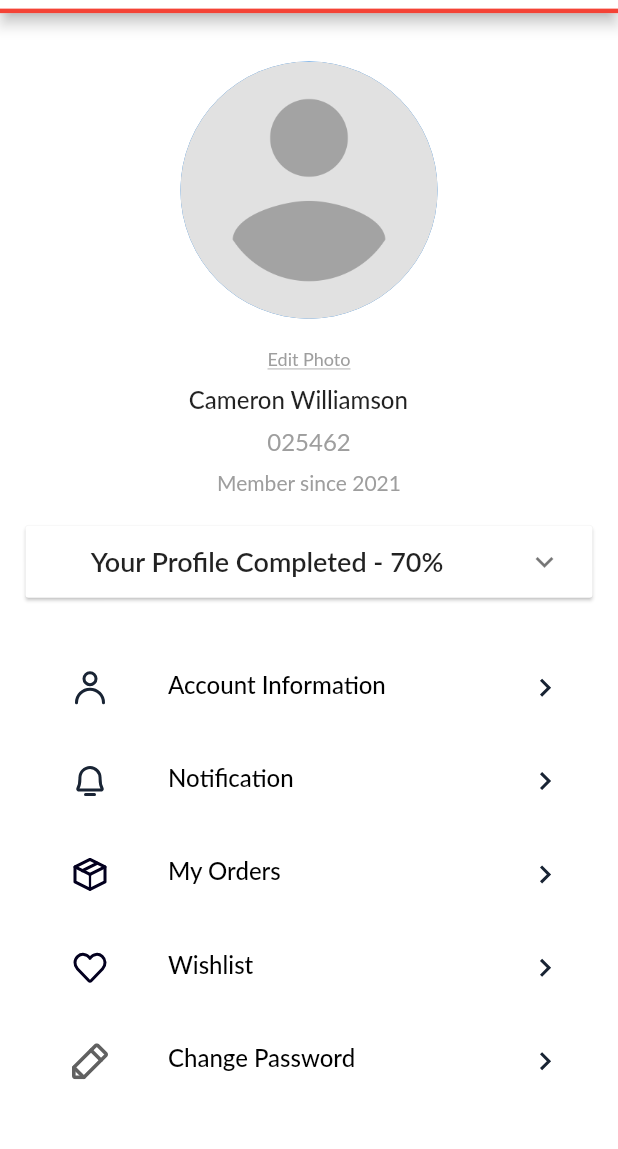
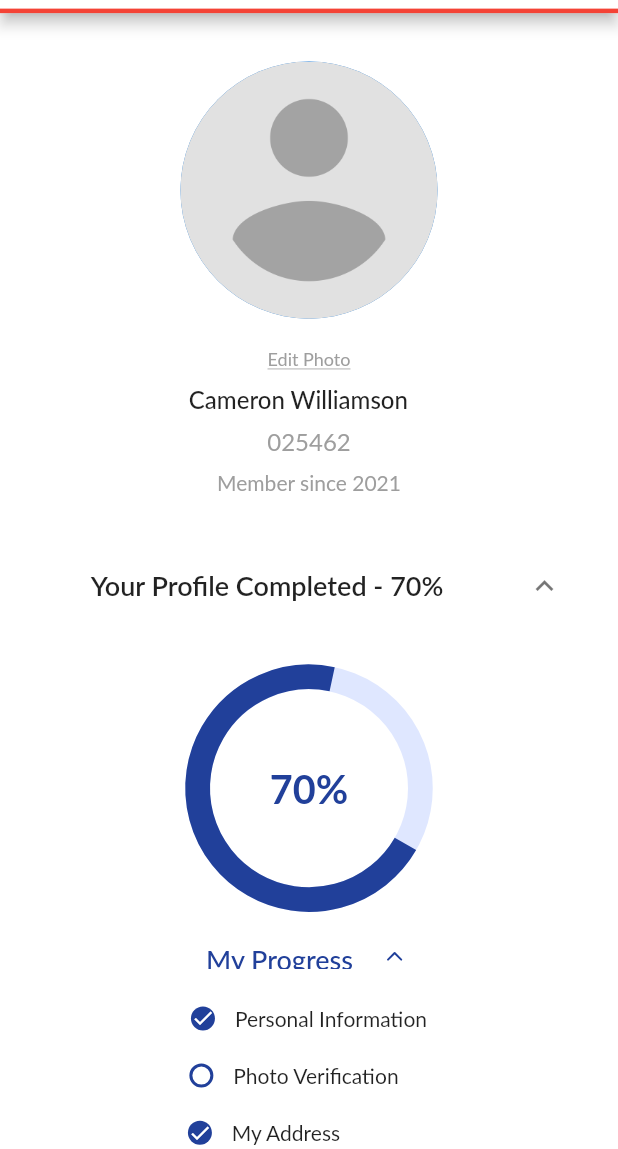
Before and after one commit to marufkhan09/shopoth, a Flutter app: the screen it shows after launch, on a phone screen of 412 x 824 dp, the part 87-1236 px from its top. Run offline on Flutter 3.47's test engine with Material 2 defaults, Android fonts, the phone set to English and light mode, and no system bars; drawn by our look-alikes of percent_indicator; our stand-ins replace flutter_rating_bar, flutter_svg, get, hexcolor, image_picker; Roboto replaces fonts that are missing (Lato); project files that could hold a hidden picture were left out.

Commit message:
outlets design done

```diff
--- a/lib/custom widgets/custom_checkbox.dart
+++ b/lib/custom widgets/custom_checkbox.dart
@@ -3,13 +3,12 @@ import 'package:hexcolor/hexcolor.dart';
 
 class CustomCheckBox extends StatelessWidget {
   final String sectionName;
+  final bool isCompleted;
 
-  const CustomCheckBox({required this.sectionName});
+  const CustomCheckBox({required this.sectionName, required this.isCompleted});
 
   @override
   Widget build(BuildContext context) {
-    bool _isSelected = false;
-
     return Container(
       width: MediaQuery.of(context).size.width * 0.536,
       height: MediaQuery.of(context).size.height * 0.0318,
@@ -17,22 +16,22 @@ class CustomCheckBox extends StatelessWidget {
         mainAxisAlignment: MainAxisAlignment.center,
         children: [
           GestureDetector(
-            onTap: () {},
+            // onTap: () {},
             child: AnimatedContainer(
               duration: Duration(microseconds: 500),
               curve: Curves.fastLinearToSlowEaseIn,
               width: 16,
               height: 16,
               decoration: BoxDecoration(
-                  color: _isSelected ? HexColor("#21409A") : Colors.transparent,
-                  border: _isSelected
+                  color: isCompleted ? HexColor("#21409A") : Colors.transparent,
+                  border: isCompleted
                       ? null
                       : Border.all(
                           color: HexColor("21409A"),
-                          width: 2.0,
+                          width: 2,
                         ),
                   borderRadius: BorderRadius.circular(10.0)),
-              child: _isSelected
+              child: isCompleted
                   ? Row(
                       mainAxisAlignment: MainAxisAlignment.start,
                       crossAxisAlignment: CrossAxisAlignment.start,
--- a/lib/views/my_account.dart
+++ b/lib/views/my_account.dart
@@ -15,7 +15,7 @@ import 'package:shopoth/custom%20widgets/custom_button.dart';
 import 'package:get/get.dart';
 
 class MyAccountPage extends StatelessWidget {
-  bool _expanded = false;
+  bool _expanded = true;
 
   void _goToAccountInfoPage() {
     Get.to(() => AccountInformation());
@@ -260,19 +260,30 @@ class MyAccountPage extends StatelessWidget {
                                 //       0.0231,
                                 // ),
                                 CustomCheckBox(
-                                    sectionName: "Personal Information"),
+                                  sectionName: "Personal Information",
+                                  isCompleted: true,
+                                ),
                                 // SizedBox(
                                 //   height: MediaQuery.of(context).size.height *
                                 //       0.0231,
                                 // ),
-                                CustomCheckBox(
-                                    sectionName: "Photo Verification"),
+                                Padding(
+                                  padding: const EdgeInsets.only(right: 20.0),
+                                  child: CustomCheckBox(
+                                    sectionName: "Photo Verification",
+                                    isCompleted: false,
+                                  ),
+                                ),
                                 // SizedBox(
                                 //   height: MediaQuery.of(context).size.height *
                                 //       0.0231,
                                 // ),
-                                CustomCheckBox(
-                                  sectionName: "My Address",
+                                Padding(
+                                  padding: const EdgeInsets.only(right: 60),
+                                  child: CustomCheckBox(
+                                    sectionName: "My Address",
+                                    isCompleted: true,
+                                  ),
                                 ),
                               ],
                             ),
```
Also changed, not shown: lib/models/outlet_model.dart (+17 -12 lines), lib/views/account_information.dart (+85 -149 lines).
